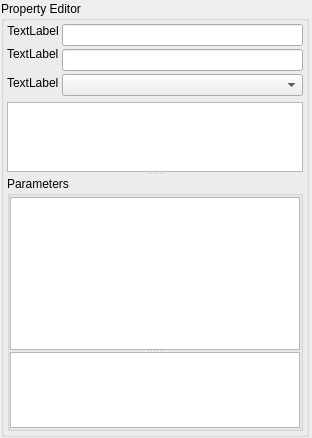
Before: the Qt Designer form src/plugins/query_designer/src/ui/QueryEditorWidget.ui in violethaze74/ugene, drawn with Qt 5.
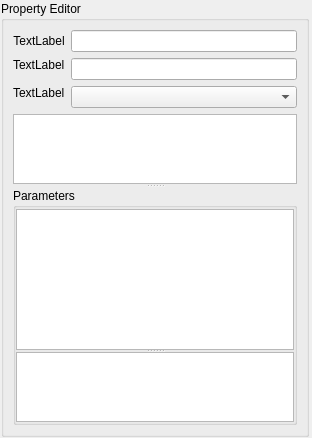
After: the same form once the commit is applied.

Patch:
```diff
--- a/src/plugins/query_designer/src/ui/QueryEditorWidget.ui
+++ b/src/plugins/query_designer/src/ui/QueryEditorWidget.ui
@@ -34,18 +34,10 @@
      <property name="title">
       <string>Property Editor</string>
      </property>
-     <layout class="QVBoxLayout" name="verticalLayout_5">
-      <property name="margin">
-       <number>3</number>
-      </property>
-      <item>
-       <layout class="QHBoxLayout" name="horizontalLayout">
-        <property name="spacing">
-         <number>3</number>
-        </property>
-        <item>
-         <layout class="QVBoxLayout" name="verticalLayout_3">
-          <item>
+     <layout class="QGridLayout" name="gridLayout_2">
+      <item row="0" column="0">
+       <layout class="QGridLayout" name="gridLayout">
+        <item row="0" column="0">
            <widget class="QLabel" name="caption">
             <property name="sizePolicy">
              <sizepolicy hsizetype="Fixed" vsizetype="Fixed">
@@ -67,25 +59,7 @@
             </property>
            </widget>
           </item>
-          <item>
-           <widget class="QLabel" name="annotationLbl">
-            <property name="text">
-             <string>TextLabel</string>
-            </property>
-           </widget>
-          </item>
-          <item>
-           <widget class="QLabel" name="directionLbl">
-            <property name="text">
-             <string>TextLabel</string>
-            </property>
-           </widget>
-          </item>
-         </layout>
-        </item>
-        <item>
-         <layout class="QVBoxLayout" name="verticalLayout_4">
-          <item>
+        <item row="0" column="1">
            <widget class="QLineEdit" name="nameEdit">
             <property name="sizePolicy">
              <sizepolicy hsizetype="Preferred" vsizetype="Fixed">
@@ -98,10 +72,24 @@
             </property>
            </widget>
           </item>
-          <item>
+        <item row="1" column="0">
+         <widget class="QLabel" name="annotationLbl">
+          <property name="text">
+           <string>TextLabel</string>
+          </property>
+         </widget>
+        </item>
+        <item row="1" column="1" rowspan="2">
            <widget class="QLineEdit" name="keyEdit"/>
           </item>
-          <item>
+        <item row="2" column="0" rowspan="2">
+         <widget class="QLabel" name="directionLbl">
+          <property name="text">
+           <string>TextLabel</string>
+          </property>
+         </widget>
+        </item>
+        <item row="3" column="1">
            <widget class="QComboBox" name="directionCombo">
             <property name="sizePolicy">
              <sizepolicy hsizetype="Expanding" vsizetype="Fixed">
@@ -113,9 +101,7 @@
           </item>
          </layout>
         </item>
-       </layout>
-      </item>
-      <item>
+      <item row="1" column="0">
        <widget class="QSplitter" name="splitter">
         <property name="baseSize">
          <size>
```
Lines whose indentation alone changed are shown as unchanged.
